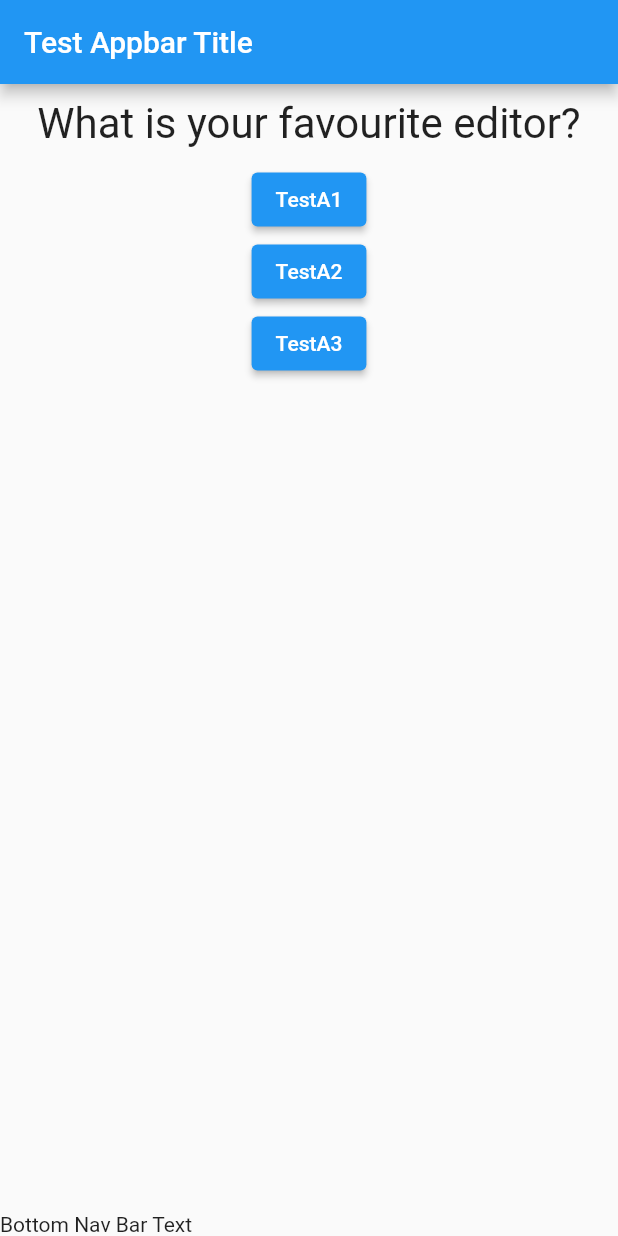
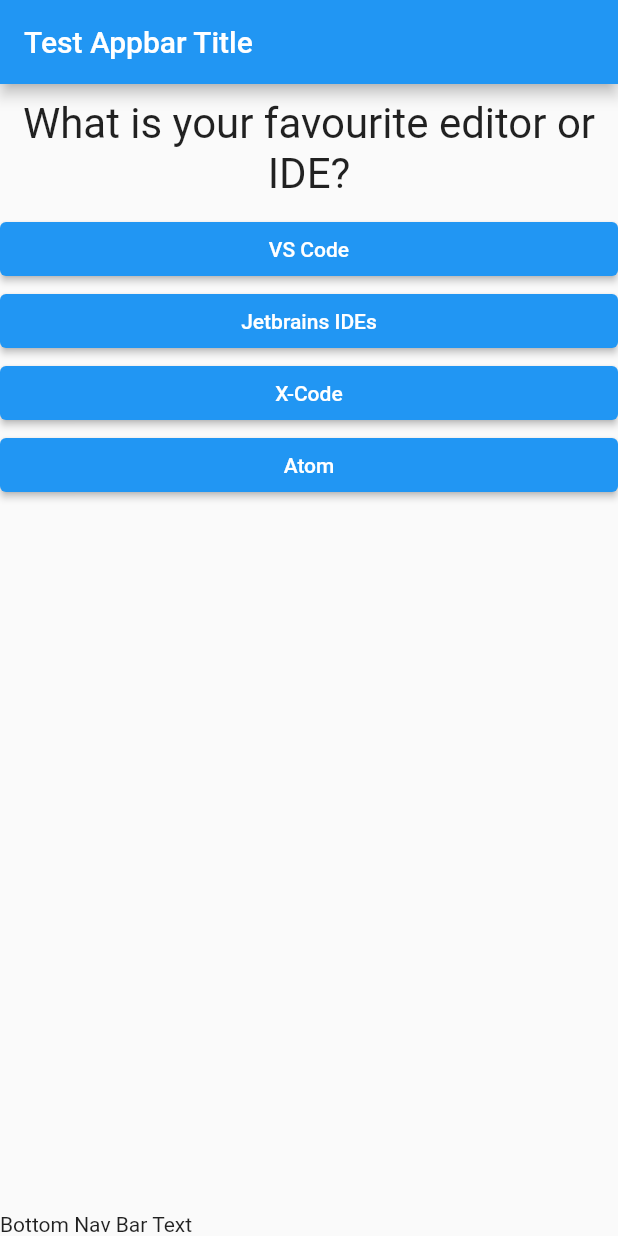
Before and after one commit to abrarhayat/flutter_demo, a Flutter app: the screen it shows after launch, on a phone screen of 412 x 824 dp. Run offline on Flutter 3.47's test engine with Material 2 defaults, Android fonts, the phone set to English and light mode, and no system bars.

Commit message:
created a separate widget for answer and stored questions with answers in a map

```diff
--- /dev/null
+++ b/lib/answer.dart
@@ -0,0 +1,16 @@
+import "package:flutter/material.dart";
+
+class Answer extends StatelessWidget {
+  final VoidCallback selectHandler; //a callback which returns nothing
+  final String answerText;
+
+  Answer(this.answerText, this.selectHandler);
+
+  @override
+  Widget build(BuildContext context) {
+    return Container(
+        width: double.infinity,
+        child:
+            ElevatedButton(onPressed: selectHandler, child: Text(answerText)));
+  }
+}
--- a/lib/main.dart
+++ b/lib/main.dart
@@ -1,5 +1,6 @@
 import "package:flutter/material.dart";
 import "./question.dart";
+import "./answer.dart";
 
 // void main() {
 //   runApp(AbrarApp());
@@ -16,14 +17,39 @@ class DemoApp extends StatefulWidget {
 
 class _DemoAppState extends State {
   //State to be used in a Stateful Widget
-  var questions = [
-    'What is your favourite editor?',
-    'React Native or Flutter?',
-    'Express or Apollo?'
+  static const questions = [
+    {
+      'questionText': 'What is your favourite editor or IDE?',
+      'answers': [
+        'VS Code',
+        'Jetbrains IDEs',
+        'X-Code',
+        'Atom',
+      ]
+    },
+    {
+      'questionText': 'Which one do you prefer for Mobile App?',
+      'answers': [
+        'React Native',
+        'Flutter',
+        'Native Apis',
+        'Ionic',
+      ]
+    },
+    {
+      'questionText': 'What is you preferred Backend Framework/Stack?',
+      'answers': [
+        'Spring Boot',
+        'Express JS',
+        'Django',
+        'Oak Deno JS',
+        'Apollo JS',
+      ]
+    }
   ]; //type inferencing works by deafult
   var _questionIndex = 0;
 
-  void submitAnswer() {
+  void _submitAnswer() {
     setState(() {
       if (_questionIndex < questions.length - 1) _questionIndex++;
     });
@@ -42,19 +68,11 @@ class _DemoAppState extends State {
         ),
         body: Column(
           children: [
-            Question(questions[_questionIndex]),
-            ElevatedButton(
-                onPressed: submitAnswer, child: Text("TestA1")), //named func
-            ElevatedButton(
-                onPressed: () => print("Answer 2 chosen!"), //anonymous func 1
-                child: Text("TestA2")),
-            ElevatedButton(
-                onPressed: () {
-                  //anonymous func 2
-                  // ...
-                  print("Answer 3 chosen!");
-                },
-                child: Text("TestA3")),
+            Question(questions[_questionIndex]['questionText'] as String),
+            ...(questions[_questionIndex]['answers'] as List<String>)
+                .map((answerText) {
+              return Answer(answerText, _submitAnswer);
+            }).toList(),
           ],
         ),
         bottomNavigationBar: Text("Bottom Nav Bar Text"),
```
